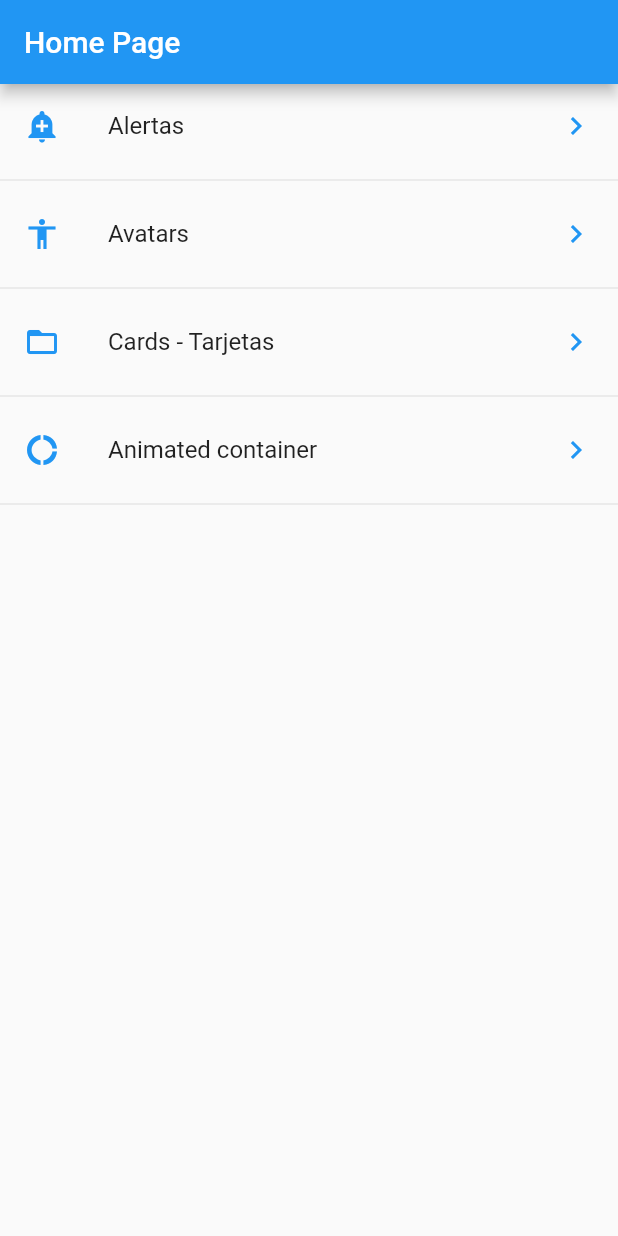
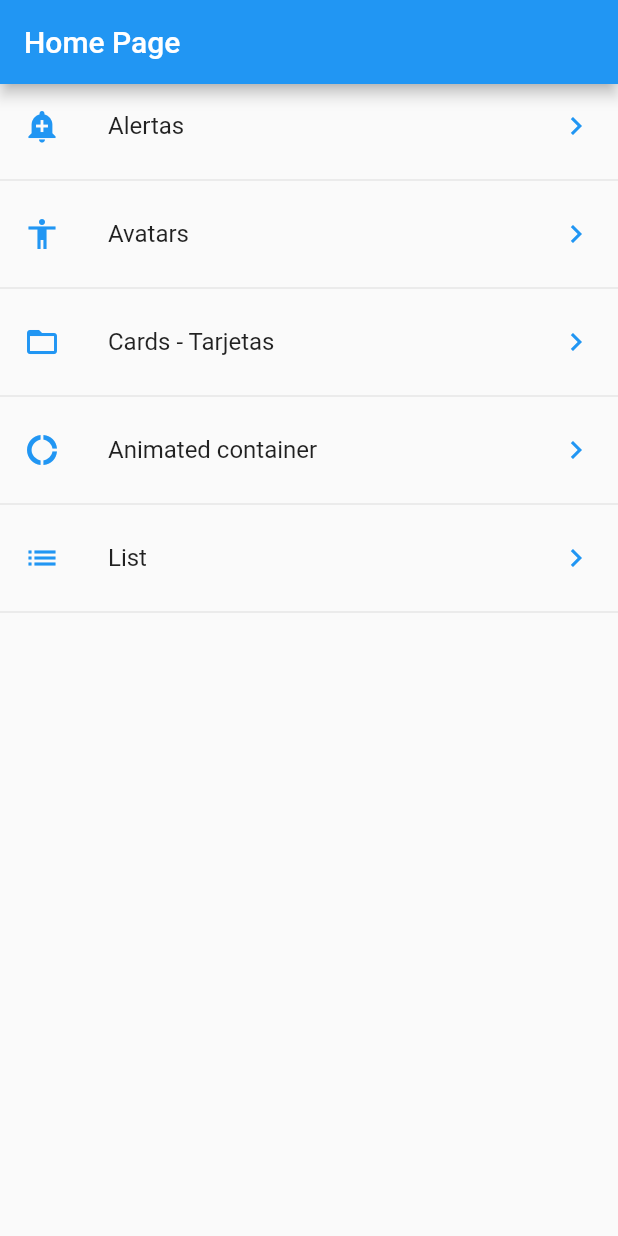
Before and after one commit to arejula27/componentes, a Flutter app: the screen it shows after launch, on a phone screen of 412 x 824 dp. Run offline on Flutter 3.47's test engine with Material 2 defaults, Android fonts, the phone set to English and light mode, and no system bars.

Commit message:
Creada la ruta y su conf para Sliders

```diff
--- a/data/menu_opts.json
+++ b/data/menu_opts.json
@@ -20,6 +20,11 @@
             "ruta" : "animatedContainer",
             "icon" : "donut_large",
             "texto": "Animated container"
+        },
+         {
+            "ruta" : "list",
+            "icon" : "list",
+            "texto": "List"
         }
     ]
 }
--- a/lib/src/routes/routes.dart
+++ b/lib/src/routes/routes.dart
@@ -1,9 +1,11 @@
+
 import 'package:flutter/material.dart';
 import 'package:componentes/src/pages/alert_page.dart';
 import 'package:componentes/src/pages/avatar_page.dart';
 import 'package:componentes/src/pages/home_page.dart';
 import 'package:componentes/src/pages/card_page.dart';
 import 'package:componentes/src/pages/animated_container.dart';
+import 'package:componentes/src/pages/sliders_page.dart';
 
 
 
@@ -17,5 +19,7 @@ import 'package:componentes/src/pages/animated_container.dart';
         'avatar'    : (BuildContext context)=>AvatarPage(),
         'card'      : (BuildContext context)=>CardPage(),
         'animatedContainer':(BuildContext context)=>AnimatedcontainerPage(),
+        'list': (BuildContext context)=>SliderPage(),
+
         };
       }
--- a/lib/src/utils/icon_string_util.dart
+++ b/lib/src/utils/icon_string_util.dart
@@ -7,6 +7,7 @@ final Map<String, IconData> _icons={
    "accessibility":Icons.accessibility,
   "folder_open":Icons.folder_open,
   "donut_large":Icons.donut_large,
+  'list': Icons.list,
 
 
 
```
